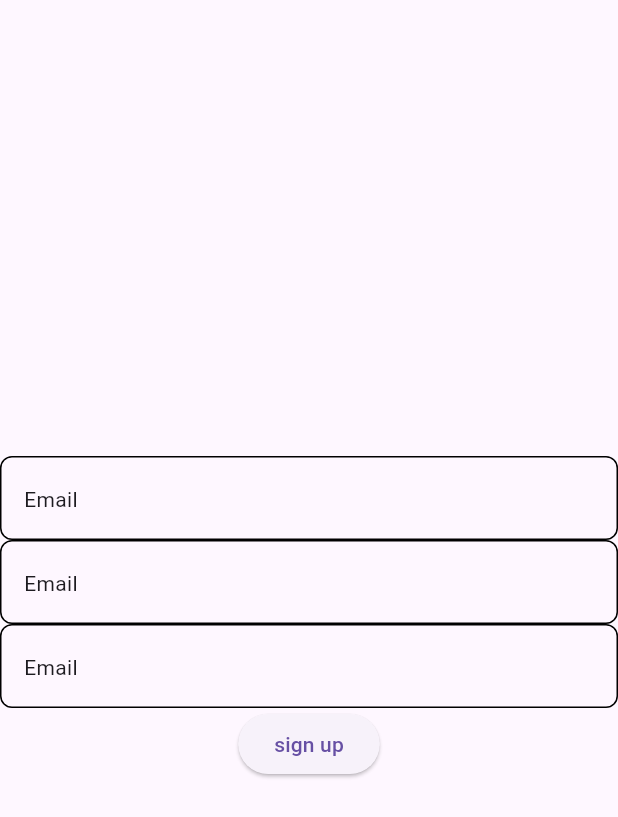
After one commit to hebasalhien/explore-egypt, a Flutter app: the RegisterPage screen opened directly, after a tap on "sign up", on a phone screen of 412 x 824 dp. The commit adds this screen. Shown: the top 817 px of the screen. Run offline on Flutter 3.47's test engine with Material 3 defaults, Android fonts, the light colour scheme and no system bars; network calls fail.

Commit message:
create user

```diff
--- /dev/null
+++ b/lib/helper/api.dart
@@ -0,0 +1,32 @@
+import 'dart:convert';
+import 'package:flutter/material.dart';
+import 'package:http/http.dart' as http;
+
+class Api {
+  Future<dynamic> post({
+    required String uri,
+    @required dynamic body,
+    // @required String? token,
+  }) async {
+    Map<String, String> headers = {
+      'Content-Type': 'application/json',
+    };
+    // if (token != null) {
+    //   headers.addAll({'Authorization': 'Bearer $token'});
+    // }
+    http.Response response = await http.post(
+      Uri.parse(uri),
+      body: jsonEncode(body),
+      headers: headers,
+    );
+      if (response.statusCode == 200) {
+      if (response.body.isEmpty) {
+        throw Exception("Empty response body from server");
+      }
+
+      return jsonDecode(response.body);
+    } else {
+      throw Exception('HTTP Error ${response.statusCode}: ${response.body}');
+    }
+  }
+}
--- /dev/null
+++ b/lib/services/auth_services.dart
@@ -0,0 +1,17 @@
+import 'package:explore_egypt/helper/api.dart';
+
+class AuthServices {
+  Future<dynamic> createUser({
+    required String email,
+    required String password,
+    required String username,
+  }) async {
+    try {
+      Map<String, dynamic> data = await Api().post(
+        uri: 'http://192.168.1.4:83/register.php',
+        body: {'user_name': username, 'email': email, 'password': password},
+      );
+      return data;
+    } catch (e) {}
+  }
+}
--- a/lib/views/login_page.dart
+++ b/lib/views/login_page.dart
@@ -1,3 +1,4 @@
+import 'package:explore_egypt/views/register_page.dart';
 import 'package:explore_egypt/views/widgets/custom_text_field.dart';
 import 'package:flutter/material.dart';
 
@@ -45,11 +46,27 @@ class _LoginPageState extends State<LoginPage> {
             ),
             ElevatedButton(
               onPressed: () {
-                if (formKey.currentState!.validate()) {
-
-                }
+                if (formKey.currentState!.validate()) {}
               },
               child: Text('Login'),
+            ),
+            Row(
+              children: [
+                Text('don\'t have account?'),
+                TextButton(
+                  onPressed: () {
+                    Navigator.push(
+                      context,
+                      MaterialPageRoute(
+                        builder: (context) {
+                          return RegisterPage();
+                        },
+                      ),
+                    );
+                  },
+                  child: Text('Sign up'),
+                ),
+              ],
             ),
           ],
         ),
--- /dev/null
+++ b/lib/views/register_page.dart
@@ -0,0 +1,57 @@
+import 'package:explore_egypt/services/auth_services.dart';
+import 'package:explore_egypt/views/widgets/custom_text_field.dart';
+import 'package:flutter/material.dart';
+
+class RegisterPage extends StatefulWidget {
+  const RegisterPage({super.key});
+
+  @override
+  State<RegisterPage> createState() => _RegisterPageState();
+}
+
+class _RegisterPageState extends State<RegisterPage> {
+  TextEditingController emailController = TextEditingController();
+
+  TextEditingController passController = TextEditingController();
+  TextEditingController nameController = TextEditingController();
+  GlobalKey<FormState> formKey = GlobalKey();
+
+  @override
+  Widget build(BuildContext context) {
+    return Scaffold(
+      body: Form(
+        key: formKey,
+        child: Column(
+          mainAxisAlignment: MainAxisAlignment.center,
+          children: [
+            CustomTextField(controller: nameController, validator: (value) {}),
+            CustomTextField(controller: emailController, validator: (value) {}),
+
+            CustomTextField(controller: passController, validator: (value) {}),
+            ElevatedButton(
+              onPressed: ()  {
+                if (formKey.currentState!.validate()) {
+                  try {
+                      AuthServices().createUser(
+                      email: emailController.text,
+                      password: passController.text,
+                      username: nameController.text,
+                    );
+                    // final message = response['message'] ?? 'No message';
+
+                    // ScaffoldMessenger.of(
+                    //   context,
+                    // ).showSnackBar(SnackBar(content: Text(message)));
+                  } catch (e) {
+                    print(e.toString());
+                  }
+                }
+              },
+              child: Text('sign up'),
+            ),
+          ],
+        ),
+      ),
+    );
+  }
+}
```
Also changed, not shown: pubspec.yaml (+4 -11 lines), pubspec.lock.
